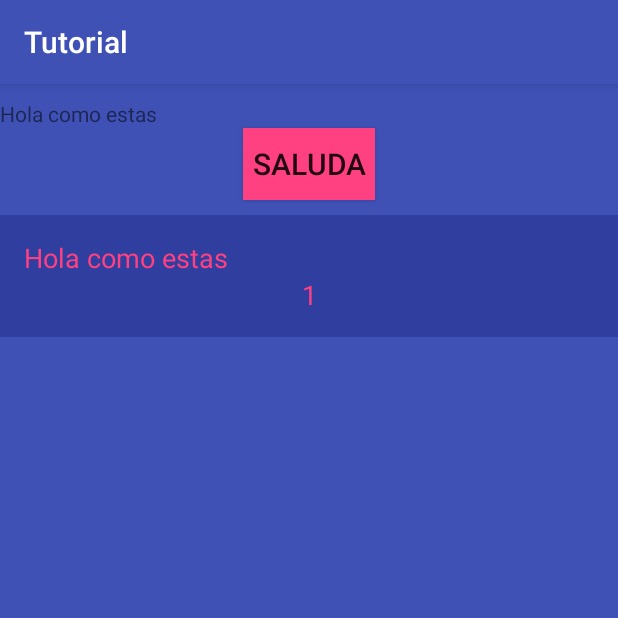
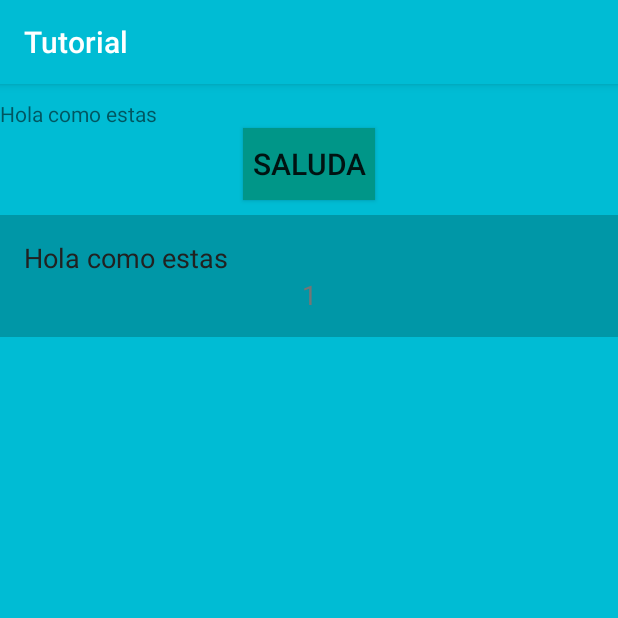
Before and after one commit to alejandro7387/tutorialMVP, an Android app: the screen it shows after launch (SaludoActivity), after a tap on "SALUDA", on a phone screen of 412 x 824 dp, the top half of it. Run offline under Robolectric (Android 15) with nearby library versions, the phone set to English and light mode, and no system bars.

Commit message:
change colors

```diff
--- a/app/src/main/res/layout/activity_saludo.xml
+++ b/app/src/main/res/layout/activity_saludo.xml
@@ -31,6 +31,7 @@
         android:layout_height="wrap_content"
         android:layout_below="@+id/btn_saludo"
         android:layout_marginTop="10dp"
+        android:divider="@color/colorDivide"
         android:id="@+id/list"
         />
 
--- a/app/src/main/res/layout/detail_saludos.xml
+++ b/app/src/main/res/layout/detail_saludos.xml
@@ -10,7 +10,7 @@
     <TextView
         android:layout_width="match_parent"
         android:layout_height="wrap_content"
-        android:textColor="@color/colorAccent"
+        android:textColor="@color/colorPrimaryText"
         tools:text="Hola "
         android:textSize="18sp"
         android:id="@+id/label_text"
@@ -19,7 +19,7 @@
     <TextView
         android:layout_width="match_parent"
         android:layout_height="wrap_content"
-        android:textColor="@color/colorAccent"
+        android:textColor="@color/colorSecondaryText"
         tools:text="1"
         android:textSize="18sp"
         android:id="@+id/label_number"
--- a/app/src/main/res/values/colors.xml
+++ b/app/src/main/res/values/colors.xml
@@ -1,6 +1,10 @@
 <?xml version="1.0" encoding="utf-8"?>
 <resources>
-    <color name="colorPrimary">#3F51B5</color>
-    <color name="colorPrimaryDark">#303F9F</color>
-    <color name="colorAccent">#FF4081</color>
+    <color name="colorPrimary">#00BCD4</color>
+    <color name="colorPrimaryDark">#0097A7</color>
+    <color name="colorAccent">#009688</color>
+    <color name="colorDivide">#BDBDBD</color>
+    <color name="colorPrimaryLight">#B2EBF2</color>
+    <color name="colorPrimaryText">#212121</color>
+    <color name="colorSecondaryText">#757575</color>
 </resources>
--- a/build.gradle
+++ b/build.gradle
@@ -5,7 +5,7 @@ buildscript {
         jcenter()
     }
     dependencies {
-        classpath 'com.android.tools.build:gradle:2.2.0'
+        classpath 'com.android.tools.build:gradle:2.2.3'
 
         // NOTE: Do not place your application dependencies here; they belong
         // in the individual module build.gradle files
```
